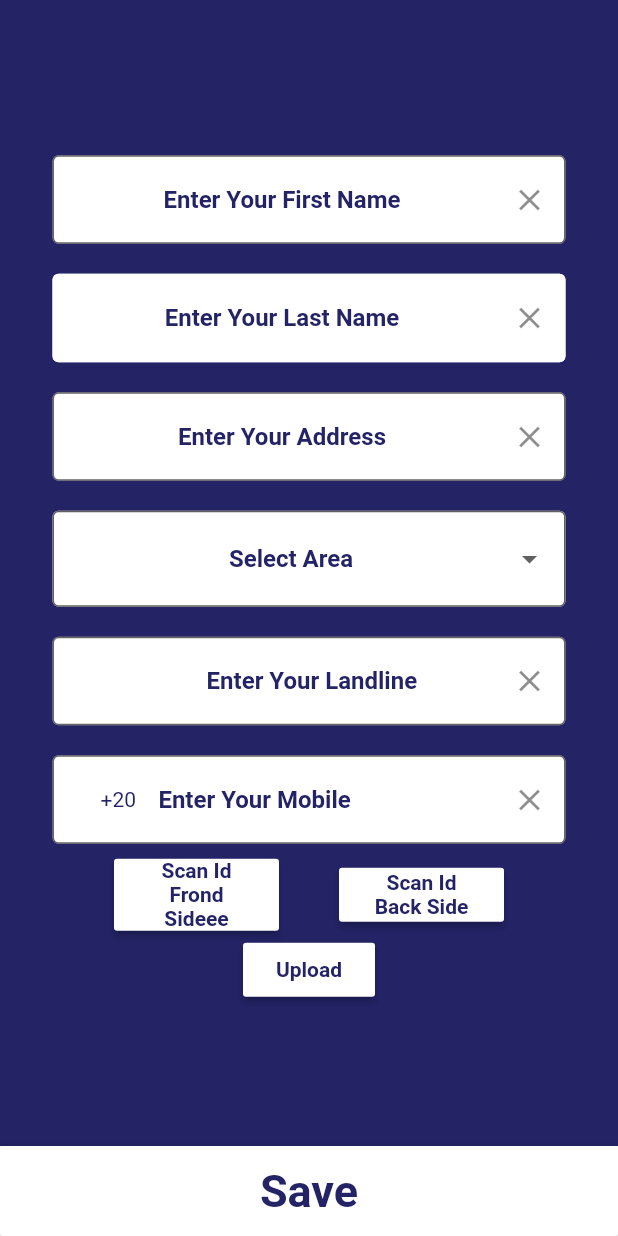
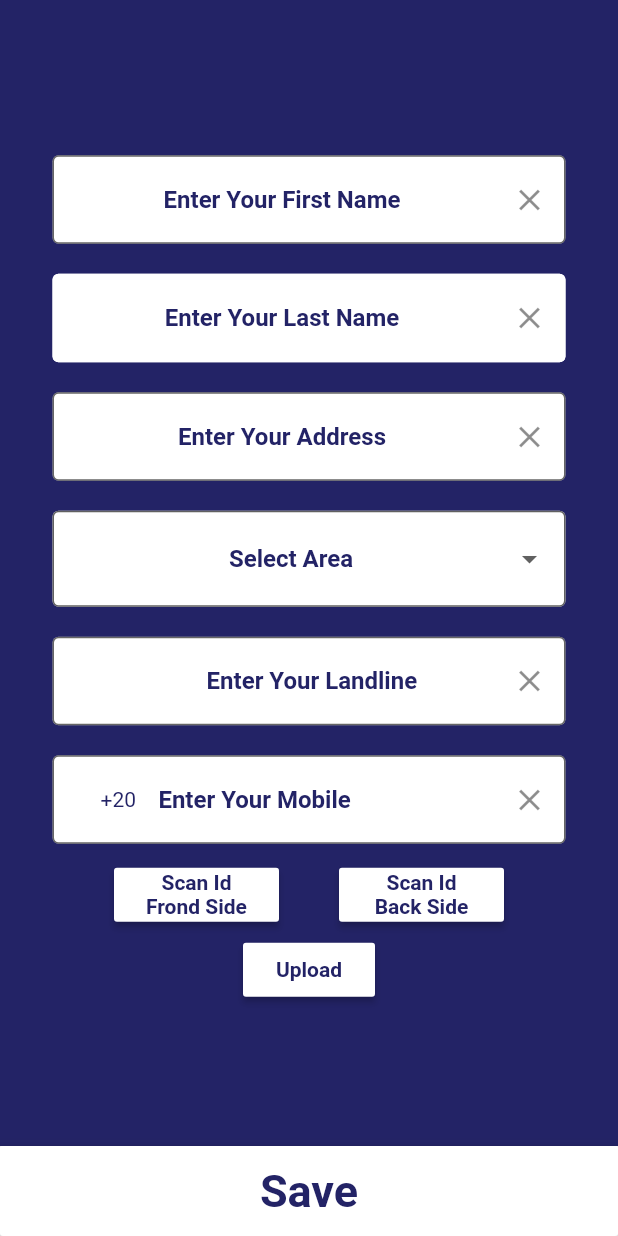
Before and after one commit to abdullahhusam/registration-app, a Flutter app: the HomePage screen opened by its route, on a phone screen of 412 x 824 dp. Run offline on Flutter 3.47's test engine with Material 2 defaults, Android fonts, the phone set to English and light mode, and no system bars; drawn by our look-alikes of intl_phone_number_input; our stand-ins replace googleapis_auth; missing offline and left inert: edge_detection, gcloud, gsheets; key blocks and very long unbroken strings in the code were emptied for the run.

Commit message:
final app

```diff
--- a/lib/homepage.dart
+++ b/lib/homepage.dart
@@ -305,7 +305,7 @@ class _HomePageState extends State<HomePage> {
                         child: MaterialButton(
                           onPressed: detectObject,
                           child: Text(
-                            'Scan Id Frond Sideee',
+                            'Scan Id Frond Side',
                             style: TextStyle(
                                 fontWeight: FontWeight.bold,
                                 color: Color.fromRGBO(35, 35, 102, 1)),
```
